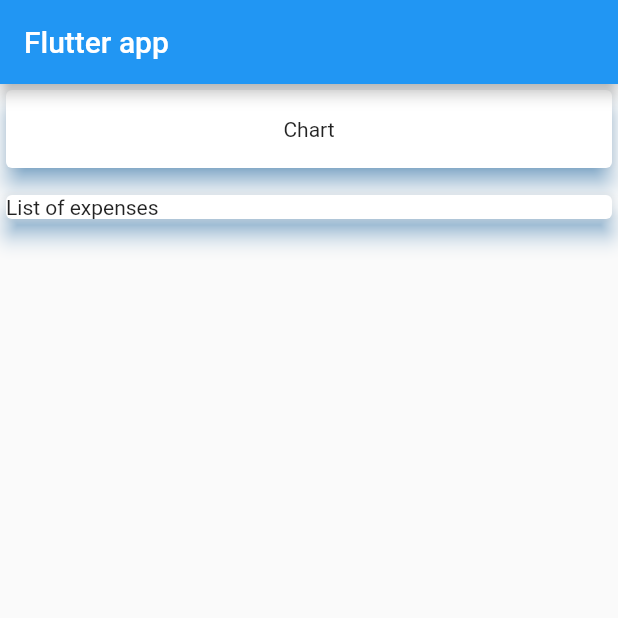
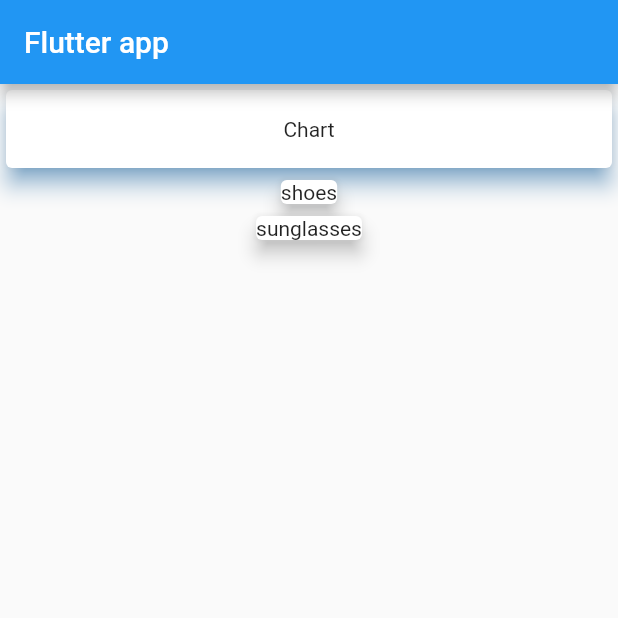
Before and after one commit to aalka061/mySpendings, a Flutter app: the screen it shows after launch, on a phone screen of 412 x 824 dp, the top half of it. Run offline on Flutter 3.47's test engine with Material 2 defaults, Android fonts, the phone set to English and light mode, and no system bars.

Commit message:
mapping data into widgets -74

```diff
--- /dev/null
+++ b/lib/expense.dart
@@ -0,0 +1,15 @@
+import 'package:flutter/foundation.dart';
+
+class Expense {
+  final String id;
+  final String title;
+  final double amount;
+  final DateTime date;
+
+  Expense({
+    @required this.id,
+    @required this.title,
+    @required this.amount,
+    @required this.date,
+  });
+}
--- a/lib/main.dart
+++ b/lib/main.dart
@@ -1,4 +1,5 @@
 import 'package:flutter/material.dart';
+import './expense.dart';
 
 void main() {
   runApp(MyApp());
@@ -15,6 +16,20 @@ class MyApp extends StatelessWidget {
 }
 
 class MyHomePage extends StatelessWidget {
+  final List<Expense> expenses = [
+    Expense(
+      id: 'e1',
+      title: 'shoes',
+      amount: 70.00,
+      date: DateTime.now(),
+    ),
+    Expense(
+      id: 'e2',
+      title: 'sunglasses',
+      amount: 40.00,
+      date: DateTime.now(),
+    ),
+  ];
   @override
   Widget build(BuildContext context) {
     return Scaffold(
@@ -32,15 +47,13 @@ class MyHomePage extends StatelessWidget {
                 shadowColor: Colors.blue,
               ),
             ),
-            Container(
-              width: double.infinity,
-              padding: const EdgeInsets.fromLTRB(0, 10, 0, 0),
-              child: Card(
-                child: Text('List of expenses'),
-                elevation: 6,
-                shadowColor: Colors.blue,
-              ),
-            ),
+            Column(
+                children: expenses.map((e) {
+              return Card(
+                child: Text(e.title),
+                elevation: 5,
+              );
+            }).toList()),
           ],
         ));
   }
```
